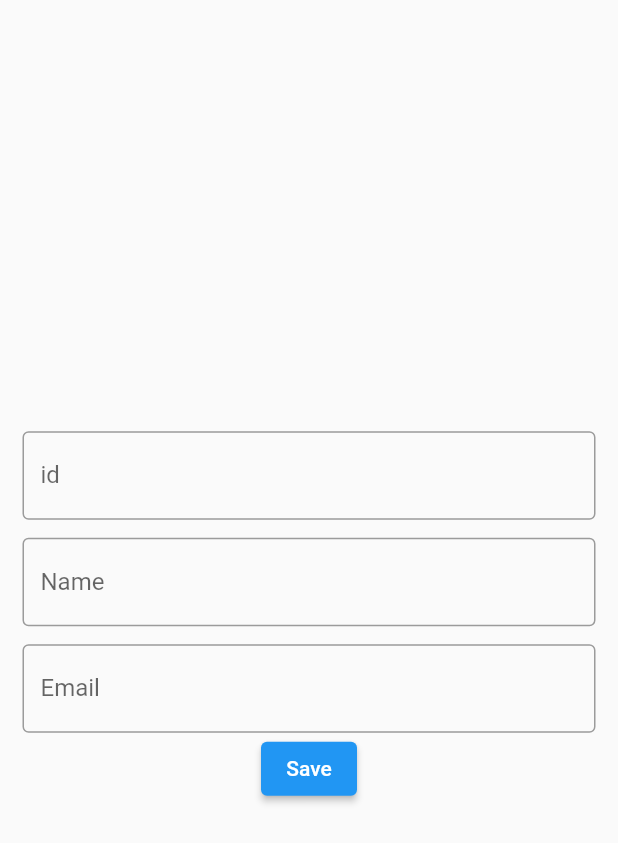
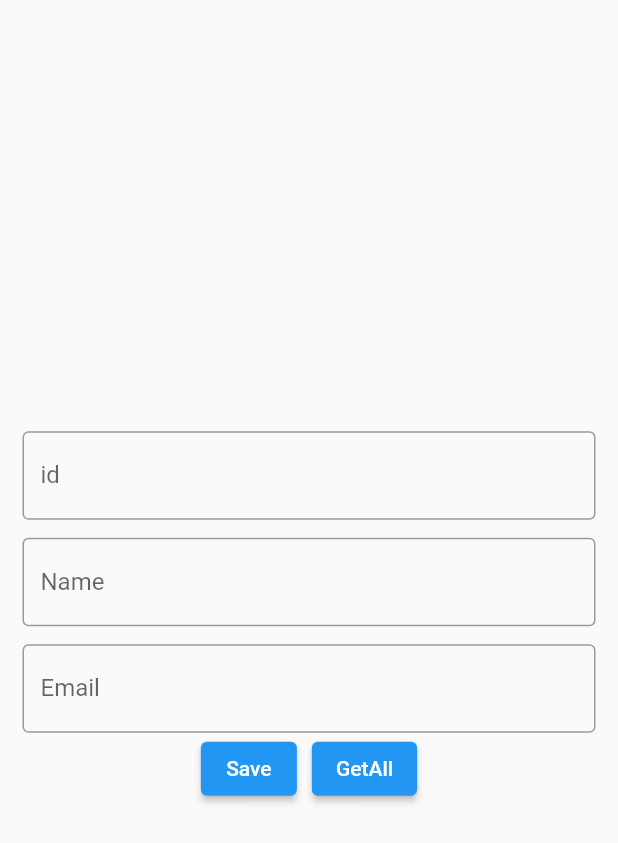
Before and after one commit to mamtapansuriya/googlesheet_api_demo, a Flutter app: the GoogleSheetScreen screen opened by its route, after a tap on "Save", on a phone screen of 412 x 824 dp. Shown: the top 843 px of the screen. Run offline on Flutter 3.47's test engine with Material 2 defaults, Android fonts, the phone set to English and light mode, and no system bars; our stand-ins replace get; missing offline and left inert: gsheets; key blocks and very long unbroken strings in the code were emptied for the run.

Commit message:
#curd operation complete

```diff
--- a/lib/googlesheet_api/googlesheet_controller.dart
+++ b/lib/googlesheet_api/googlesheet_controller.dart
@@ -1,11 +1,21 @@
 import 'package:flutter/cupertino.dart';
 import 'package:get/get.dart';
+import 'package:googlesheet_api_demo/googlesheet_api/user_model.dart';
 
 class GoogleSheetController extends GetxController {
   TextEditingController idController = TextEditingController();
   TextEditingController nameController = TextEditingController();
   TextEditingController emailController = TextEditingController();
-  //Future<void> addData() {}
+  TextEditingController numberController = TextEditingController();
+  RxBool isEdit = false.obs;
+  RxList<User>? userList = <User>[].obs;
+  @override
+  void onInit() {
+    // TODO: implement onInit
+    clearData();
+    super.onInit();
+  }
+
   void clearData() {
     idController.clear();
     nameController.clear();
--- a/lib/googlesheet_api/googlesheet_screen.dart
+++ b/lib/googlesheet_api/googlesheet_screen.dart
@@ -3,6 +3,7 @@ import 'package:get/get.dart';
 import 'package:googlesheet_api_demo/googlesheet_api/googlesheet_controller.dart';
 import 'package:googlesheet_api_demo/googlesheet_api/user_model.dart';
 import 'package:googlesheet_api_demo/googlesheet_api/usersheetapi_class.dart';
+import 'package:googlesheet_api_demo/utils/routes.dart';
 
 class GoogleSheetScreen extends StatelessWidget {
   GoogleSheetScreen({Key? key}) : super(key: key);
@@ -19,6 +20,7 @@ class GoogleSheetScreen extends StatelessWidget {
           children: [
             TextFormField(
               controller: _googleSheetController.idController,
+              readOnly: _googleSheetController.isEdit.value ? true : false,
               decoration: const InputDecoration(
                 labelText: 'id',
                 border: OutlineInputBorder(),
@@ -41,16 +43,77 @@ class GoogleSheetScreen extends StatelessWidget {
                 border: OutlineInputBorder(),
               ),
             ),
+
+            /// getdata by specific rownumber
+            // Padding(
+            //   padding: EdgeInsets.symmetric(vertical: 10),
+            //   child: Row(
+            //     mainAxisSize: MainAxisSize.min,
+            //     children: [
+            //       Expanded(
+            //         flex: 4,
+            //         child: TextFormField(
+            //           controller: _googleSheetController.numberController,
+            //           decoration: const InputDecoration(
+            //             isDense: true,
+            //             labelText: 'Row Number',
+            //             border: OutlineInputBorder(),
+            //           ),
+            //         ),
+            //       ),
+            //       const SizedBox(
+            //         width: 10,
+            //       ),
+            //       Expanded(
+            //         flex: 2,
+            //         child: ElevatedButton(
+            //             onPressed: () async {
+            //               List<String>? list = await UserSheetApi.getData(
+            //                   int.parse(_googleSheetController
+            //                       .numberController.text));
+            //
+            //               _googleSheetController.idController.text = list![0];
+            //               _googleSheetController.nameController.text = list[1];
+            //               _googleSheetController.emailController.text = list[2];
+            //             },
+            //             child: const Text("Get by")),
+            //       ),
+            //     ],
+            //   ),
+            // ),
+            Row(
+              mainAxisAlignment: MainAxisAlignment.center,
+              children: [
                 ElevatedButton(
                     onPressed: () async {
                       User user = User(
                           id: _googleSheetController.idController.text,
                           name: _googleSheetController.nameController.text,
                           email: _googleSheetController.emailController.text);
+                      if (_googleSheetController.isEdit.value) {
+                        await UserSheetApi.update(
+                            _googleSheetController.idController.text,
+                            user.toJson());
+                      } else {
                         await UserSheetApi.insert(user.toJson());
+                      }
+                      _googleSheetController.isEdit.value = false;
                       _googleSheetController.clearData();
                     },
                     child: const Text("Save")),
+                const SizedBox(
+                  width: 10,
+                ),
+                ElevatedButton(
+                    onPressed: () async {
+                      _googleSheetController.userList?.value =
+                          await UserSheetApi.getAllData();
+                      print(_googleSheetController.userList);
+                      Get.toNamed(Routes.userDataScreen);
+                    },
+                    child: const Text("GetAll"))
+              ],
+            ),
           ],
         ),
       ),
--- a/lib/utils/routes.dart
+++ b/lib/utils/routes.dart
@@ -1,4 +1,5 @@
 import 'package:get/get.dart';
+import 'package:googlesheet_api_demo/googlesheet_api/userdata_screen.dart';
 import 'package:googlesheet_api_demo/home_screen.dart';
 
 import '../googlesheet_api/googlesheet_screen.dart';
@@ -8,6 +9,7 @@ mixin Routes {
 
   static const String homeScreen = '/homeScreen';
   static const String googleApiScreen = '/googleApiScreen';
+  static const String userDataScreen = '/userDataScreen';
 
   static List<GetPage<dynamic>> routes = [
     GetPage<dynamic>(
@@ -20,5 +22,10 @@ mixin Routes {
       page: () => GoogleSheetScreen(),
       transition: defaultTransition,
     ),
+    GetPage<dynamic>(
+      name: userDataScreen,
+      page: () => UserDataScreen(),
+      transition: defaultTransition,
+    ),
   ];
 }
```
Also changed, not shown: lib/googlesheet_api/user_model.dart (+7 -0 lines), lib/googlesheet_api/userdata_screen.dart (added, +73 -0 lines), lib/googlesheet_api/usersheetapi_class.dart (+61 -0 lines). Lines whose indentation alone changed are shown as unchanged.
